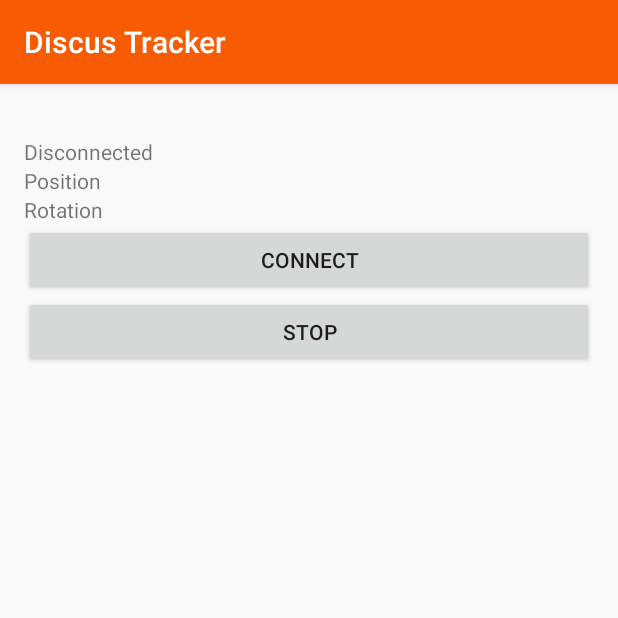
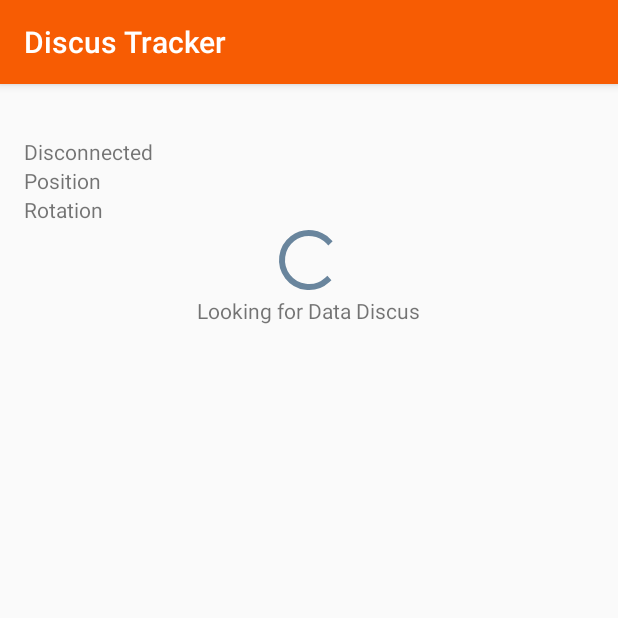
Before and after one commit to Bren730/discus-trajectory-calculator, an Android app: the DiscusTrackerActivity screen opened directly, with no data from a screen before it, on a phone screen of 412 x 824 dp, the top half of it. Run offline under Robolectric (Android 15) with nearby library versions, the phone set to English and light mode, and no system bars; 2 statements that could not run were skipped.

Commit message:
Visual changes to DiscusTrackerActivity

```diff
--- a/app/src/main/java/nl/brendanspijkerman/discustrajectorycalculator/activities/DiscusTrackerActivity.java
+++ b/app/src/main/java/nl/brendanspijkerman/discustrajectorycalculator/activities/DiscusTrackerActivity.java
@@ -11,6 +11,7 @@ import android.content.Context;
 import android.content.Intent;
 import android.content.IntentFilter;
 import android.content.pm.PackageManager;
+import android.graphics.PorterDuff;
 import android.opengl.GLSurfaceView;
 import android.os.Handler;
 import android.os.ParcelUuid;
@@ -20,6 +21,7 @@ import android.support.v7.app.AppCompatActivity;
 import android.os.Bundle;
 import android.util.Log;
 import android.view.View;
+import android.widget.ProgressBar;
 import android.widget.TextView;
 import android.widget.Toast;
 
@@ -65,7 +67,9 @@ public class DiscusTrackerActivity extends AppCompatActivity {
 
     BluetoothAdapter mBluetoothAdapter = BluetoothAdapter.getDefaultAdapter();
 
-    TextView posTv;
+    TextView mPositionTextView;
+    ProgressBar mProgressBar;
+    TextView mProgressBarTextView;
 
     private BaseLoaderCallback mLoaderCallback = new BaseLoaderCallback(this) {
         @Override
@@ -78,6 +82,7 @@ public class DiscusTrackerActivity extends AppCompatActivity {
                     // OpenCV loaded, BaseStation and DataDiscus classes can now be constructed
                     baseStation = new BaseStation(120);
                     dataDiscus = new DataDiscus(10, 0.07753, 0.00667, baseStation);
+                    startDeviceDiscovery();
 //                    dataDiscusStreamReader = new DataDiscusStreamReader(inputStream, dataDiscus);
 
                 } break;
@@ -96,7 +101,9 @@ public class DiscusTrackerActivity extends AppCompatActivity {
 
         setTitle("Discus Tracker");
 
-        posTv = (TextView) findViewById(R.id.discus_position);
+        mPositionTextView = (TextView) findViewById(R.id.discus_position);
+        mProgressBar = (ProgressBar) findViewById(R.id.progress_bar);
+        mProgressBarTextView = (TextView) findViewById(R.id.progress_bar_textview);
 
         // First request user permission to use coarse location
         // This is needed to scan for Bluetooth devices
@@ -158,7 +165,7 @@ public class DiscusTrackerActivity extends AppCompatActivity {
                     String data = "Position: x %s, y %s, z %s";
                     String output = String.format(data, x, y, z);
 
-                    posTv.setText(output);
+                    mPositionTextView.setText(output);
                 } catch (Exception e) {
 //                    Log.e(TAG, e.toString());
                 }
@@ -223,11 +230,17 @@ public class DiscusTrackerActivity extends AppCompatActivity {
 
                         Log.i(TAG, "Found Data Discus");
 
+                        mProgressBar.getIndeterminateDrawable().setColorFilter(getResources().getColor(R.color.colorGreen), PorterDuff.Mode.MULTIPLY);
+                        mProgressBarTextView.setText("Found Data Discus, connecting...");
+
                         BluetoothDevice dataDiscusDevice = mBluetoothAdapter.getRemoteDevice(deviceHardwareAddress);
 
                         Method m = dataDiscusDevice.getClass().getMethod("createRfcommSocket", new Class[] { int.class });
                         BluetoothSocket socket = (BluetoothSocket) m.invoke(dataDiscusDevice, Integer.valueOf(1));
                         socket.connect();
+
+//                        mProgressBar.getIndeterminateDrawable().setColorFilter(getResources().getColor(R.color.colorGreen), PorterDuff.Mode.MULTIPLY);
+                        mProgressBarTextView.setText("Connected");
 
                         TextView connectionStatus = (TextView) findViewById(R.id.connection_status);
 
@@ -283,25 +296,6 @@ public class DiscusTrackerActivity extends AppCompatActivity {
 
     }
 
-    public void openCvTestClick(View view) {
-//        byte[] msg = {2};
-//        tx.setValue(msg);
-//
-//        if (mGatt.writeCharacteristic(tx)) {
-//            Log.i("Sent: ", msg.toString());
-//        }
-
-//        checkPairedDevices();
-        startDeviceDiscovery();
-//        solvePnPTest();
-    }
-
-    public void stopReader(View view) {
-
-        dataDiscusStreamReader.stopThread();
-
-    }
-
     @Override
     protected void onResume() {
         super.onResume();
--- a/app/src/main/java/nl/brendanspijkerman/discustrajectorycalculator/adapters/AthletesAdapter.java
+++ b/app/src/main/java/nl/brendanspijkerman/discustrajectorycalculator/adapters/AthletesAdapter.java
@@ -7,6 +7,7 @@ import android.support.v7.widget.RecyclerView;
 import android.view.LayoutInflater;
 import android.view.View;
 import android.view.ViewGroup;
+import android.widget.FrameLayout;
 import android.widget.ImageView;
 import android.widget.TextView;
 
@@ -33,11 +34,15 @@ public class AthletesAdapter extends RecyclerView.Adapter<AthletesAdapter.MyView
     private List<Athlete> athletesList;
 
     public class MyViewHolder extends RecyclerView.ViewHolder {
+
+        FrameLayout container;
+
         public TextView athleteName;
         public ImageView athletePhoto;
 
         public MyViewHolder(View view) {
             super(view);
+            container = (FrameLayout) view.findViewById(R.id.recycler_view);
             athleteName = (TextView) view.findViewById(R.id.athlete_name);
             athletePhoto = (ImageView) view.findViewById(R.id.athlete_photo);
         }
@@ -45,7 +50,9 @@ public class AthletesAdapter extends RecyclerView.Adapter<AthletesAdapter.MyView
 
 
     public AthletesAdapter(List<Athlete> athletesList) {
+
         this.athletesList = athletesList;
+
     }
 
     @Override
--- a/app/src/main/java/nl/brendanspijkerman/discustrajectorycalculator/models/DataDiscusStreamReader.java
+++ b/app/src/main/java/nl/brendanspijkerman/discustrajectorycalculator/models/DataDiscusStreamReader.java
@@ -161,7 +161,7 @@ public class DataDiscusStreamReader extends Thread {
                     if (_sensor.sawSweep) {
 //                        Log.i("DataDiscus", String.valueOf(_sensor.angles[0]) + " " + String.valueOf(_sensor.angles[1]));
                         Point point = new Point(_sensor.position2D[0], _sensor.position2D[1]);
-                        Log.i(TAG, "Sensor " + String.valueOf(_sensor.id) + " has pos" + String.valueOf(_sensor.position2D[0]) + " " + String.valueOf(_sensor.position2D[1]));
+//                        Log.i(TAG, "Sensor " + String.valueOf(_sensor.id) + " has pos" + String.valueOf(_sensor.position2D[0]) + " " + String.valueOf(_sensor.position2D[1]));
 
                         // Populate the image and object points lists with the sensors that were observed
                         observedImgPointsList.add(point);
--- a/app/src/main/res/layout/activity_discus_tracker.xml
+++ b/app/src/main/res/layout/activity_discus_tracker.xml
@@ -36,17 +36,21 @@
             android:id="@+id/discus_rotation"
             android:text="Rotation"/>
 
-        <Button
-            android:layout_width="match_parent"
+        <ProgressBar
+            android:layout_width="wrap_content"
             android:layout_height="wrap_content"
-            android:text="Connect"
-            android:onClick="openCvTestClick"/>
+            android:layout_gravity="center_horizontal"
+            android:id="@+id/progress_bar"
+            android:indeterminateOnly="false"
+            android:indeterminate="true"
+            android:max="1"/>
 
-        <Button
-            android:layout_width="match_parent"
+        <TextView
+            android:layout_width="wrap_content"
             android:layout_height="wrap_content"
-            android:text="Stop"
-            android:onClick="stopReader"/>
+            android:text="Looking for Data Discus"
+            android:layout_gravity="center_horizontal"
+            android:id="@+id/progress_bar_textview"/>
 
     </LinearLayout>
 
--- a/app/src/main/res/values/colors.xml
+++ b/app/src/main/res/values/colors.xml
@@ -17,6 +17,8 @@
     <color name="colorAccentDark">#556c80</color>
     <color name="colorAccentDark2">#445666</color>
 
+    <color name="colorGreen">#72bf49</color>
+
     <!--Standard colors-->
     <color name="white">#ffffff</color>
     <color name="black">#000000</color>
```
